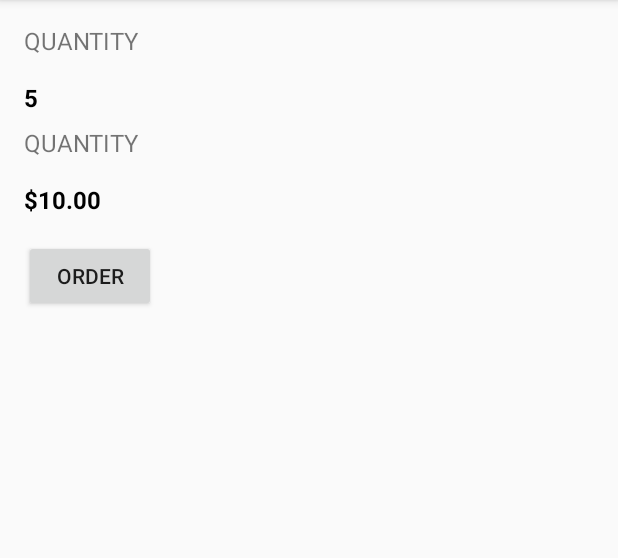
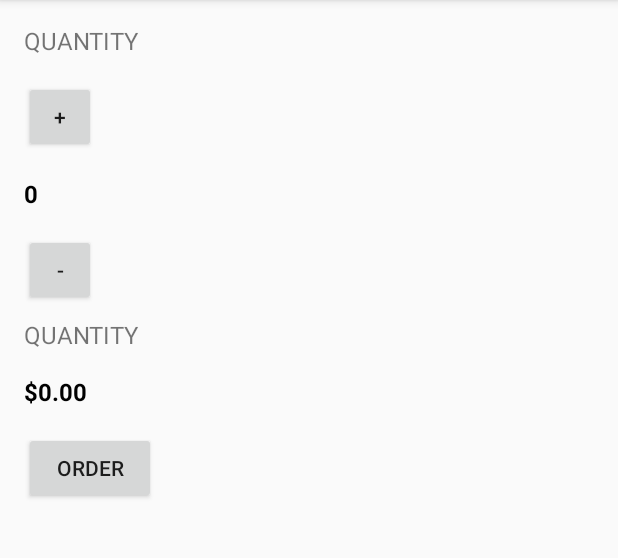
Before and after one commit to veselincholakov/androidcourse, an Android app: the screen it shows after launch (MainActivity), after a tap on "ORDER", on a phone screen of 412 x 824 dp, the part 84-642 px from its top. Run offline under Robolectric (Android 15) with nearby library versions, the phone set to English and light mode, and no system bars.

Commit message:
regular update

```diff
--- a/app/src/main/java/com/example/android/justjava/MainActivity.java
+++ b/app/src/main/java/com/example/android/justjava/MainActivity.java
@@ -10,12 +10,24 @@ import java.text.NumberFormat;
 
 public class MainActivity extends AppCompatActivity {
 
-    private int number;
-    private int price= 2;
+    private int number = 0;
+    private int price = 2;
     @Override
     protected void onCreate(Bundle savedInstanceState) {
         super.onCreate(savedInstanceState);
         setContentView(R.layout.activity_main);
+    }
+
+    public void increment(View view){
+        number++;
+        display(number);
+    }
+
+    public void decrement(View view){
+        if(number > 0) {
+            number--;
+            display(number);
+        }
     }
 
     /**
@@ -33,7 +45,6 @@ public class MainActivity extends AppCompatActivity {
      */
     private void display(int number) {
         TextView quantityTextView = (TextView) findViewById(R.id.quantity_text_view);
-        this.number += number;
         quantityTextView.setText("" + this.number);
         displayPrice(this.number*price);
     }
--- a/app/src/main/res/layout/activity_main.xml
+++ b/app/src/main/res/layout/activity_main.xml
@@ -18,7 +18,13 @@
         android:text="Quantity"
         android:textAllCaps="true"
         android:textSize="16sp" />
-
+    <Button
+        android:layout_width="48dp"
+        android:layout_height="48dp"
+        android:layout_marginTop="8dp"
+        android:layout_marginBottom="8dp"
+        android:onClick="increment"
+        android:text="+" />
     <TextView
         android:id="@+id/quantity_text_view"
         android:layout_width="wrap_content"
@@ -29,7 +35,13 @@
         android:textColor="#000"
         android:textSize="16sp"
         android:textStyle="bold" />
-
+    <Button
+        android:layout_width="48dp"
+        android:layout_height="48dp"
+        android:layout_marginTop="8dp"
+        android:layout_marginBottom="8dp"
+        android:onClick="decrement"
+        android:text="-" />
     <TextView
         android:layout_width="wrap_content"
         android:layout_height="wrap_content"
```
